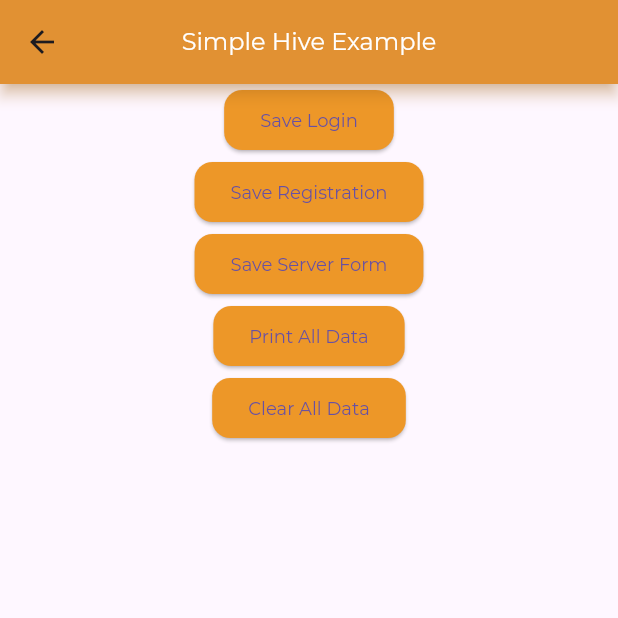
After one commit to Soyabali/citizenCentric, a Flutter app: the FormScreen screen opened by its route, after a tap on "Save Server Form", on a phone screen of 412 x 824 dp, the top half of it. The commit adds this screen. Run offline on Flutter 3.47's test engine with Material 3 defaults, Android fonts, the phone set to English and light mode, and no system bars; our stand-ins replace camera, carousel_slider, cloud_firestore, dartz, dio, easy_localization and 20 more; missing offline and left inert: google_mlkit_barcode_scanning, google_mlkit_face_detection, google_mlkit_image_labeling, google_mlkit_language_id, google_mlkit_object_detection, google_mlkit_pose_detection and 3 more; accounts and stored records are empty; generated files the repository leaves out were written again; project files that could hold a hidden picture were left out.

Commit message:
Store local data in a form

```diff
--- /dev/null
+++ b/lib/data/data_source/local_data_hive.dart
@@ -0,0 +1,39 @@
+import 'package:hive_flutter/hive_flutter.dart';
+
+class LocalStorage {
+
+  static final loginBox = Hive.box("loginBox");
+  static final registrationBox = Hive.box("registrationBox");
+  static final serverBox = Hive.box("serverBox");
+
+  // SAVE
+  static Future saveLogin(Map<String, dynamic> json) async {
+    await loginBox.add(json);
+  }
+
+  static Future saveRegistration(Map<String, dynamic> json) async {
+    await registrationBox.add(json);
+  }
+
+  static Future saveServerForm(Map<String, dynamic> json) async {
+    await serverBox.add(json);
+  }
+
+  // GET
+  static List<Map<String, dynamic>> getLoginItems() {
+    return loginBox.values.map((e) => Map<String, dynamic>.from(e)).toList();
+  }
+
+  static List<Map<String, dynamic>> getRegistrationItems() {
+    return registrationBox.values.map((e) => Map<String, dynamic>.from(e)).toList();
+  }
+
+  static List<Map<String, dynamic>> getServerItems() {
+    return serverBox.values.map((e) => Map<String, dynamic>.from(e)).toList();
+  }
+
+  // CLEAR
+  static Future clearLogin() => loginBox.clear();
+  static Future clearRegistration() => registrationBox.clear();
+  static Future clearServer() => serverBox.clear();
+}
--- /dev/null
+++ b/lib/domain/model/hive_model/login_model.dart
@@ -0,0 +1,25 @@
+class LoginModel {
+  String mobile;
+  String password;
+
+  LoginModel({
+    required this.mobile,
+    required this.password,
+  });
+
+  // Convert Model → Map (for Hive or API)
+  Map<String, dynamic> toJson() {
+    return {
+      "mobile": mobile,
+      "password": password,
+    };
+  }
+
+  // Convert Map → Model (for Hive or API)
+  factory LoginModel.fromJson(Map<String, dynamic> json) {
+    return LoginModel(
+      mobile: json["mobile"] ?? "",
+      password: json["password"] ?? "",
+    );
+  }
+}
--- /dev/null
+++ b/lib/domain/model/hive_model/registration_model.dart
@@ -0,0 +1,27 @@
+class RegistrationModel {
+  String name;
+  String email;
+  String city;
+
+  RegistrationModel({
+    required this.name,
+    required this.email,
+    required this.city,
+  });
+
+  Map<String, dynamic> toJson() {
+    return {
+      "name": name,
+      "email": email,
+      "city": city,
+    };
+  }
+
+  factory RegistrationModel.fromJson(Map<String, dynamic> json) {
+    return RegistrationModel(
+      name: json["name"] ?? "",
+      email: json["email"] ?? "",
+      city: json["city"] ?? "",
+    );
+  }
+}
--- /dev/null
+++ b/lib/domain/model/hive_model/server_form_model.dart
@@ -0,0 +1,35 @@
+class ServerFormModel {
+  String userId;
+  String description;
+  String address;
+  String date;
+  String status;
+
+  ServerFormModel({
+    required this.userId,
+    required this.description,
+    required this.address,
+    required this.date,
+    required this.status,
+  });
+
+  Map<String, dynamic> toJson() {
+    return {
+      "userId": userId,
+      "description": description,
+      "address": address,
+      "date": date,
+      "status": status,
+    };
+  }
+
+  factory ServerFormModel.fromJson(Map<String, dynamic> json) {
+    return ServerFormModel(
+      userId: json["userId"] ?? "",
+      description: json["description"] ?? "",
+      address: json["address"] ?? "",
+      date: json["date"] ?? "",
+      status: json["status"] ?? "",
+    );
+  }
+}
--- a/lib/main.dart
+++ b/lib/main.dart
@@ -4,6 +4,8 @@ import 'package:easy_localization/easy_localization.dart';
 import 'package:firebase_core/firebase_core.dart';
 import 'package:flutter/material.dart';
 import 'package:flutter_phoenix/flutter_phoenix.dart';
+import 'package:hive/hive.dart';
+import 'package:hive_flutter/adapters.dart';
 import 'app/app.dart';
 import 'app/di.dart';
 import 'firebase_options.dart';
@@ -18,8 +20,16 @@ void main() async {
   await Firebase.initializeApp(
     options: DefaultFirebaseOptions.currentPlatform,
   );
-  await HiveService.init();// have data base
+ // await HiveService.init();// have data base
   // Add a dependece here add all di.
+
+  // ----hive table----
+  await Hive.initFlutter();
+  await Hive.openBox('loginBox');
+  await Hive.openBox('registrationBox');
+  await Hive.openBox('serverBox');
+  //----end hive table----
+
   await initAppModule();
   initLoginModule(); // <--- ADD THIS LINE
   initChangePasswordModule(); // <--- ADD THIS LINE
--- /dev/null
+++ b/lib/presentation/formdatastore/formScreen.dart
@@ -0,0 +1,75 @@
+import 'package:flutter/material.dart';
+
+import '../../data/data_source/local_data_hive.dart';
+import '../../domain/model/hive_model/login_model.dart';
+import '../../domain/model/hive_model/registration_model.dart';
+import '../../domain/model/hive_model/server_form_model.dart';
+
+class FormScreen extends StatelessWidget {
+  const FormScreen({super.key});
+
+  @override
+  Widget build(BuildContext context) {
+    return Scaffold(
+      appBar: AppBar(title: const Text("Simple Hive Example")),
+      body: Center(
+        child: Column(
+          children: [
+            ElevatedButton(
+              onPressed: () {
+                print("-----21--save --");
+                final model = LoginModel(
+                  mobile: "9871950881",
+                  password: "123456789",
+                );
+                LocalStorage.saveLogin(model.toJson());
+              },
+              child: const Text("Save Login"),
+            ),
+            ElevatedButton(
+              onPressed: () {
+
+                final model = RegistrationModel(
+                  name: "Anil",
+                  email: "abc@gmial.com",
+                  city: "Noida",
+                );
+                LocalStorage.saveRegistration(model.toJson());
+              },
+              child: const Text("Save Registration"),
+            ),
+            ElevatedButton(
+              onPressed: () {
+                final model = ServerFormModel(
+                  userId: "2",
+                  description: "ITT",
+                  address: "Noida",
+                  date: "5/12/2025",
+                  status: "Sucesss",
+                );
+                LocalStorage.saveServerForm(model.toJson());
+              },
+              child: const Text("Save Server Form"),
+            ),
+            ElevatedButton(
+              onPressed: () {
+                print(LocalStorage.getLoginItems());
+                print(LocalStorage.getRegistrationItems());
+                print(LocalStorage.getServerItems());
+              },
+              child: const Text("Print All Data"),
+            ),
+            ElevatedButton(
+              onPressed: () {
+                LocalStorage.clearLogin();
+                LocalStorage.clearRegistration();
+                LocalStorage.clearServer();
+              },
+              child: const Text("Clear All Data"),
+            )
+          ],
+        ),
+      ),
+    );
+  }
+}
--- a/lib/presentation/formdatastore/formdatastore.dart
+++ b/lib/presentation/formdatastore/formdatastore.dart
@@ -102,7 +102,7 @@ class _FormDataStoreState extends ConsumerState<FormDataStore> {
       print('No Internet! Saving data locally.');
 
       // Put data in local hive
-      box.put('name', 'Soyaib Ali');
+      box.put('name', 'Sangiv');
       box.put('Company', 'Synergy');
       box.put('city', 'Noida');
 
--- a/lib/presentation/hive-database/hive_database.dart
+++ b/lib/presentation/hive-database/hive_database.dart
@@ -5,7 +5,7 @@ import 'package:hive_flutter/adapters.dart';
 class HiveService {
   static Future<void> init() async {
     await Hive.initFlutter();
-    await Hive.openBox('myBox');
+    await Hive.openBox('myBox');// database
   }
 
   static Box get myBox => Hive.box('myBox');
--- a/lib/presentation/resources/routes_manager.dart
+++ b/lib/presentation/resources/routes_manager.dart
@@ -9,6 +9,7 @@ import '../firebase/auth/auth.dart';
 import '../firebase/firebasehome.dart';
 import '../firebase/firebaselogin.dart';
 import '../forgot_password/forgot_password.dart';
+import '../formdatastore/formScreen.dart';
 import '../formdatastore/formdatastore.dart';
 import '../login/login.dart';
 import '../main/main_view.dart';
@@ -59,7 +60,8 @@ class RouteGenerator {
         initFirebaseModule();
         return MaterialPageRoute(builder: (_) => FirebaseHome());
       case Routes.formDataStore:
-        return MaterialPageRoute(builder: (_) => FormDataStore());
+        //FormScreen    // return MaterialPageRoute(builder: (_) => FormDataStore());
+        return MaterialPageRoute(builder: (_) => FormScreen());
       case Routes.mlscreen:
         return MaterialPageRoute(builder: (_) => MLHomeScreen());
         default:
--- a/pubspec.yaml
+++ b/pubspec.yaml
@@ -116,9 +116,9 @@ flutter:
 
   # To add assets to your application, add an assets section, like this:
   assets:
-     - assets/images/
-     - assets/json/
-     - assets/translations/
+    - assets/images/
+    - assets/json/
+    - assets/translations/
   #   - images/a_dot_ham.jpeg
 
   # An image asset can refer to one or more resolution-specific "variants", see
```
Also changed, not shown: lib/data/network/app_api.g.dart, pubspec.lock.
